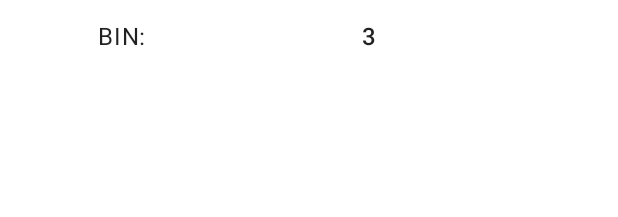
After one commit to dotD4xe/App, an Android app: the layout overview_list_item.xml on its own in the app's theme, with its tools: preview values and no code run, on a phone screen of 412 x 824 dp. The commit adds this screen. Shown: the top 217 px of the screen. Run offline under Robolectric (Android 15) with nearby library versions, the phone set to English and light mode, and no system bars.

Commit message:
There's not much left

```diff
--- a/app/build.gradle
+++ b/app/build.gradle
@@ -1,6 +1,7 @@
 plugins {
     id 'com.android.application'
     id 'org.jetbrains.kotlin.android'
+    id 'kotlin-kapt'
 }
 
 android {
@@ -43,6 +44,7 @@ dependencies {
     implementation 'androidx.appcompat:appcompat:1.5.1'
     implementation 'com.google.android.material:material:1.7.0'
     implementation 'androidx.constraintlayout:constraintlayout:2.1.4'
+    implementation "androidx.lifecycle:lifecycle-livedata-ktx:2.5.1"
     //Navigation
     implementation 'androidx.navigation:navigation-fragment-ktx:2.5.3'
     implementation 'androidx.navigation:navigation-ui-ktx:2.5.3'
@@ -51,5 +53,9 @@ dependencies {
     implementation 'com.squareup.retrofit2:converter-moshi:2.9.0'
     // Moshi
     implementation 'com.squareup.moshi:moshi-kotlin:1.14.0'
+    // Room libraries
+    implementation "androidx.room:room-runtime:2.4.3"
+    kapt "androidx.room:room-compiler:2.4.3"
+    implementation "androidx.room:room-ktx:2.4.3"
 
 }
--- a/app/src/main/AndroidManifest.xml
+++ b/app/src/main/AndroidManifest.xml
@@ -4,6 +4,7 @@
     <uses-permission android:name="android.permission.INTERNET" />
 
     <application
+        android:name="com.example.applicationforcustomerinformation.OverviewApplication"
         android:allowBackup="true"
         android:dataExtractionRules="@xml/data_extraction_rules"
         android:fullBackupContent="@xml/backup_rules"
--- a/app/src/main/java/com/example/applicationforcustomerinformation/MainActivity.kt
+++ b/app/src/main/java/com/example/applicationforcustomerinformation/MainActivity.kt
@@ -18,7 +18,6 @@ class MainActivity : AppCompatActivity() {
         val navHostFragment = supportFragmentManager
             .findFragmentById(R.id.nav_host_fragment) as NavHostFragment
         navController = navHostFragment.navController
-        // Set up the action bar for use with the NavController
         NavigationUI.setupActionBarWithNavController(this, navController)
     }
 
--- /dev/null
+++ b/app/src/main/res/layout/overview_list_item.xml
@@ -0,0 +1,37 @@
+<?xml version="1.0" encoding="utf-8"?>
+<androidx.constraintlayout.widget.ConstraintLayout
+    xmlns:android="http://schemas.android.com/apk/res/android"
+    xmlns:app="http://schemas.android.com/apk/res-auto"
+    xmlns:tools="http://schemas.android.com/tools"
+    android:layout_width="match_parent"
+    android:layout_height="48dp"
+    android:layout_marginStart="20dp"
+    android:layout_marginEnd="20dp"
+    android:descendantFocusability="blocksDescendants">
+
+    <TextView
+        android:id="@+id/bin_label"
+        android:layout_width="35dp"
+        style="@style/Widget.Inventory.ListItemTextView"
+        android:layout_marginStart="45dp"
+        android:fontFamily="sans-serif"
+        app:layout_constraintStart_toStartOf="parent"
+        app:layout_constraintTop_toTopOf="parent"
+        android:text="@string/bin_for_item"
+        tools:ignore="RtlSymmetry" />
+
+
+    <TextView
+        android:id="@+id/bin"
+        style="@style/Widget.Inventory.ListItemTextView"
+        android:layout_width="250dp"
+        android:layout_alignParentEnd="true"
+        android:fontFamily="sans-serif-medium"
+        android:textAlignment="center"
+        app:layout_constraintEnd_toEndOf="parent"
+        app:layout_constraintStart_toEndOf="@id/bin_label"
+        app:layout_constraintHorizontal_weight="1"
+        app:layout_constraintTop_toTopOf="parent"
+        tools:text="3" />
+
+</androidx.constraintlayout.widget.ConstraintLayout>
--- a/app/src/main/res/values/strings.xml
+++ b/app/src/main/res/values/strings.xml
@@ -26,4 +26,6 @@
     <string name="latitude">latitude:</string>
     <string name="longitude">, longitude:</string>
     <string name="bank">BANK</string>
+    <string name="request_history">request history:</string>
+    <string name="bin_for_item">BIN:</string>
 </resources>
--- /dev/null
+++ b/app/src/main/res/values/style.xml
@@ -0,0 +1,8 @@
+<?xml version="1.0" encoding="utf-8"?>
+<resources>
+    <style name="Widget.Inventory.ListItemTextView" parent="Widget.MaterialComponents.TextView">
+        <item name="android:gravity">center_vertical</item>
+        <item name="android:layout_height">48dp</item>
+        <item name="android:textAppearance">?attr/textAppearanceBody1</item>
+    </style>
+</resources>
```
Also changed, not shown: app/src/main/java/com/example/applicationforcustomerinformation/DetailFragment.kt (+26 -3 lines), app/src/main/java/com/example/applicationforcustomerinformation/OverviewApplication.kt (added, +8 -0 lines), app/src/main/java/com/example/applicationforcustomerinformation/OverviewFragment.kt (+22 -1 lines), app/src/main/java/com/example/applicationforcustomerinformation/OverviewListAdapter.kt (added, +54 -0 lines), app/src/main/java/com/example/applicationforcustomerinformation/OverviewViewModel.kt (deleted, +0 -39 lines), app/src/main/java/com/example/applicationforcustomerinformation/data/Item.kt (added, +13 -0 lines), app/src/main/java/com/example/applicationforcustomerinformation/data/ItemDao.kt (added, +13 -0 lines), app/src/main/java/com/example/applicationforcustomerinformation/data/ItemRoomDatabase.kt (added, +30 -0 lines), app/src/main/java/com/example/applicationforcustomerinformation/viewmodels/OverviewViewModel.kt (added, +58 -0 lines), app/src/main/res/layout/fragment_detail.xml (+70 -67 lines), app/src/main/res/layout/fragment_overview.xml (+24 -11 lines).
